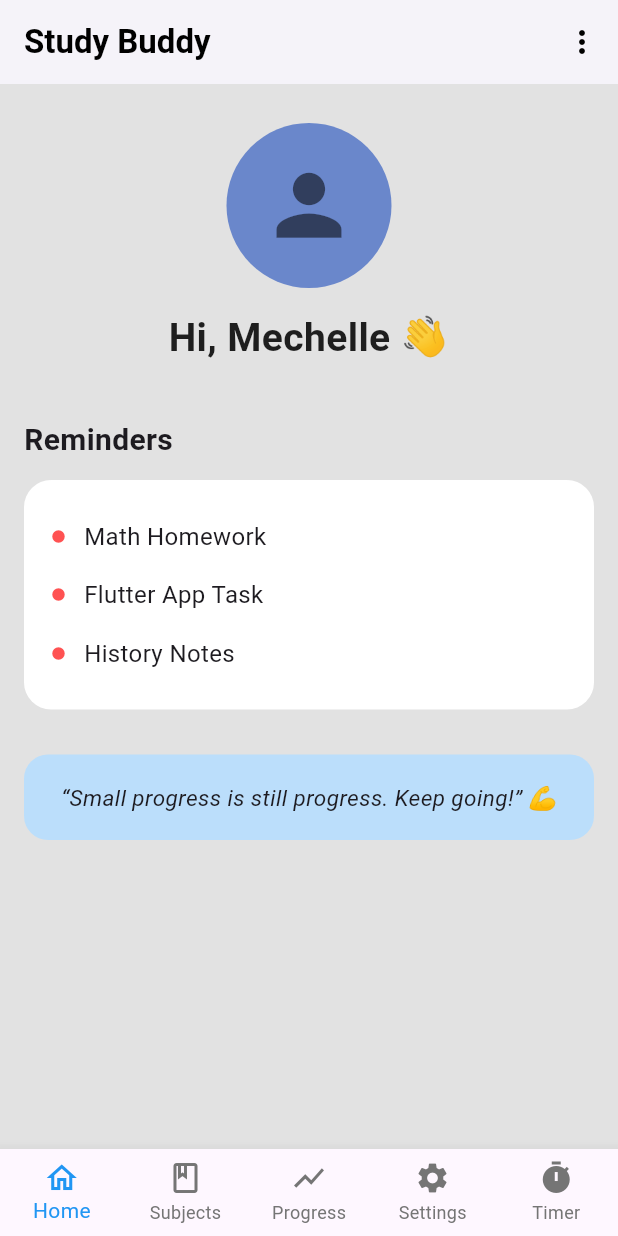
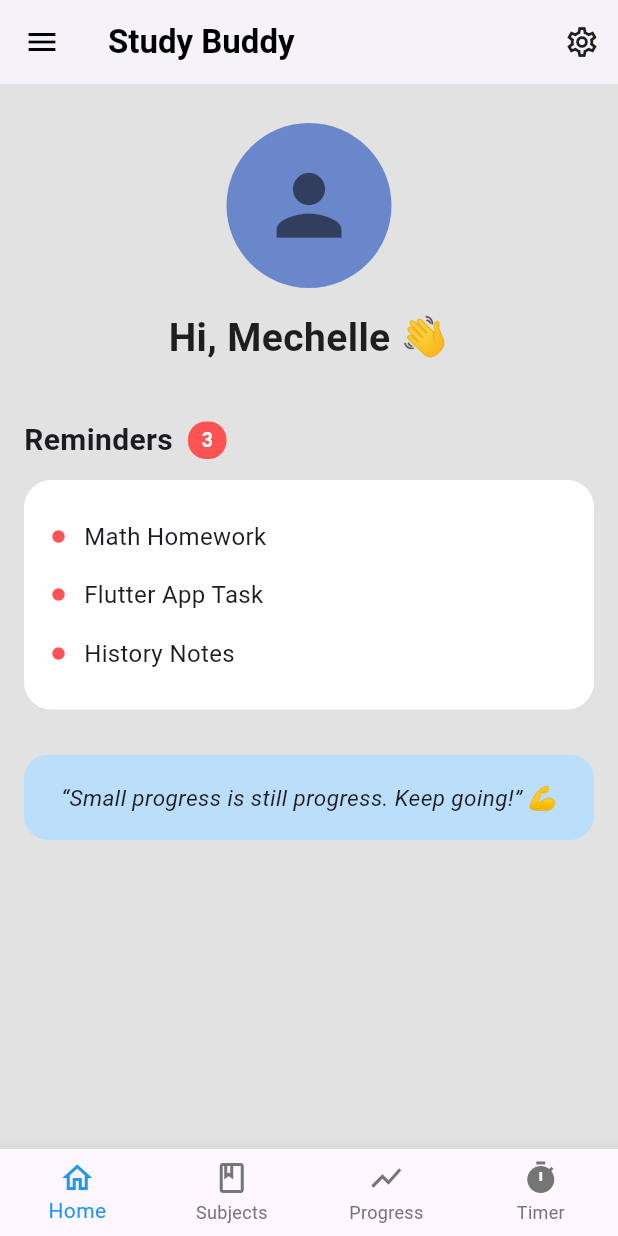
Before and after one commit to mechelleagbo/study_buddy, a Flutter app: the screen it shows after launch, on a phone screen of 412 x 824 dp. Run offline on Flutter 3.47's test engine with Material 3 defaults, Android fonts, the light colour scheme and no system bars.

Commit message:
added:code4

```diff
--- a/lib/main.dart
+++ b/lib/main.dart
@@ -1,7 +1,6 @@
 import 'package:flutter/material.dart';
 import 'screens/pomodoro_timer.dart';
 import 'screens/subject_list.dart';
-import 'screens/session_log.dart';
 import 'screens/progress_tracker.dart';
 import 'screens/settings_page.dart';
 
@@ -36,7 +35,6 @@
     DashboardScreen(),
     SubjectListPage(),
     ProgressTrackerPage(),
-    SettingsPage(),
     PomodoroTimerPage(),
   ];
 
@@ -59,8 +57,6 @@
               icon: Icon(Icons.book_outlined), label: "Subjects"),
           BottomNavigationBarItem(
               icon: Icon(Icons.show_chart), label: "Progress"),
-          BottomNavigationBarItem(
-              icon: Icon(Icons.settings), label: "Settings"),
           BottomNavigationBarItem(icon: Icon(Icons.timer), label: "Timer"),
         ],
       ),
@@ -68,7 +64,7 @@
   }
 }
 
-/// ------------------ UPDATED DASHBOARD WITH TOP MENU BAR ------------------
+/// ====================== DASHBOARD ===============================
 
 class DashboardScreen extends StatelessWidget {
   final String username = "Hi, Mechelle 👋";
@@ -86,48 +82,51 @@
         subjects.where((s) => s["done"] == false).toList();
 
     return Scaffold(
-      /// ---------------- TOP APP BAR MENU ----------------
       appBar: AppBar(
         backgroundColor: Colors.white,
         elevation: 2,
+        leading: Builder(
+          builder: (context) => IconButton(
+            icon: Icon(Icons.menu, color: Colors.black),
+            onPressed: () => Scaffold.of(context).openDrawer(),
+          ),
+        ),
         title: Text(
           "Study Buddy",
           style: TextStyle(color: Colors.black, fontWeight: FontWeight.w600),
         ),
-        iconTheme: IconThemeData(color: Colors.black),
         actions: [
-          PopupMenuButton<String>(
-            onSelected: (value) {
-              if (value == "subjects") {
+          IconButton(
+            icon: Icon(Icons.settings_outlined, color: Colors.black87),
+            onPressed: () {
               Navigator.push(
-                  context,
-                  MaterialPageRoute(builder: (_) => SubjectListPage()),
-                );
-              } else if (value == "progress") {
-                Navigator.push(
-                  context,
-                  MaterialPageRoute(builder: (_) => ProgressTrackerPage()),
-                );
-              } else if (value == "settings") {
-                Navigator.push(
-                  context,
-                  MaterialPageRoute(builder: (_) => SettingsPage()),
-                );
-              } else if (value == "timer") {
-                Navigator.push(
-                  context,
-                  MaterialPageRoute(builder: (_) => PomodoroTimerPage()),
-                );
-              }
+                  context, MaterialPageRoute(builder: (_) => SettingsPage()));
             },
-            itemBuilder: (context) => [
-              PopupMenuItem(value: "subjects", child: Text("Subjects")),
-              PopupMenuItem(value: "progress", child: Text("Progress")),
-              PopupMenuItem(value: "settings", child: Text("Settings")),
-              PopupMenuItem(value: "timer", child: Text("Pomodoro Timer")),
+          ),
         ],
-          )
+      ),
+
+      /// ================= MINIMAL DRAWER + NEW MENU ITEMS ======================
+      drawer: Drawer(
+        width: 90,
+        child: Container(
+          color: Colors.white,
+          child: Column(
+            children: [
+              SizedBox(height: 50),
+
+              /// New menu items
+              _drawerIcon(context, Icons.calendar_today,
+                  PlaceholderPage("Study Planner")),
+              _drawerIcon(context, Icons.palette,
+                  PlaceholderPage("Appearance / Theme")),
+              _drawerIcon(
+                  context, Icons.backup, PlaceholderPage("Data & Backup")),
+              _drawerIcon(context, Icons.help_outline,
+                  PlaceholderPage("Help & Support")),
             ],
+          ),
+        ),
       ),
 
       body: SafeArea(
@@ -135,8 +134,6 @@
           padding: const EdgeInsets.all(16),
           children: [
             SizedBox(height: 10),
-
-            /// ---- PROFILE SECTION ----
             Center(
               child: Column(
                 children: [
@@ -157,10 +154,9 @@
                 ],
               ),
             ),
-
             SizedBox(height: 35),
-
-            /// ---------------- REMINDERS SECTION ----------------
+            Row(
+              children: [
                 Text(
                   "Reminders",
                   style: TextStyle(
@@ -168,9 +164,26 @@
                     fontWeight: FontWeight.w600,
                   ),
                 ),
-
+                SizedBox(width: 10),
+                if (pending.isNotEmpty)
+                  Container(
+                    padding: EdgeInsets.symmetric(horizontal: 9, vertical: 3),
+                    decoration: BoxDecoration(
+                      color: Colors.redAccent,
+                      borderRadius: BorderRadius.circular(12),
+                    ),
+                    child: Text(
+                      "${pending.length}",
+                      style: TextStyle(
+                        color: Colors.white,
+                        fontSize: 13,
+                        fontWeight: FontWeight.bold,
+                      ),
+                    ),
+                  ),
+              ],
+            ),
             SizedBox(height: 12),
-
             Container(
               padding: EdgeInsets.all(18),
               decoration: BoxDecoration(
@@ -212,10 +225,7 @@
                       }).toList(),
                     ),
             ),
-
             SizedBox(height: 30),
-
-            /// --------------- MOTIVATION SECTION ---------------
             Container(
               padding: EdgeInsets.all(18),
               decoration: BoxDecoration(
@@ -231,11 +241,46 @@
                 textAlign: TextAlign.center,
               ),
             ),
-
             SizedBox(height: 30),
           ],
         ),
       ),
     );
   }
+
+  /// Drawer Icon Widget
+  Widget _drawerIcon(BuildContext context, IconData icon, Widget page) {
+    return Padding(
+      padding: const EdgeInsets.symmetric(vertical: 18),
+      child: GestureDetector(
+        child: Icon(icon, size: 32, color: Colors.black87),
+        onTap: () {
+          Navigator.push(context, MaterialPageRoute(builder: (_) => page));
+        },
+      ),
+    );
   }
+}
+
+/// Placeholder pages for new menu items
+class PlaceholderPage extends StatelessWidget {
+  final String title;
+  PlaceholderPage(this.title);
+
+  @override
+  Widget build(BuildContext context) {
+    return Scaffold(
+      appBar: AppBar(
+        title: Text(title, style: TextStyle(color: Colors.black)),
+        backgroundColor: Colors.white,
+        iconTheme: IconThemeData(color: Colors.black),
+      ),
+      body: Center(
+        child: Text(
+          "$title Page",
+          style: TextStyle(fontSize: 24),
+        ),
+      ),
+    );
+  }
+}
```
Lines whose indentation alone changed are shown as unchanged.
